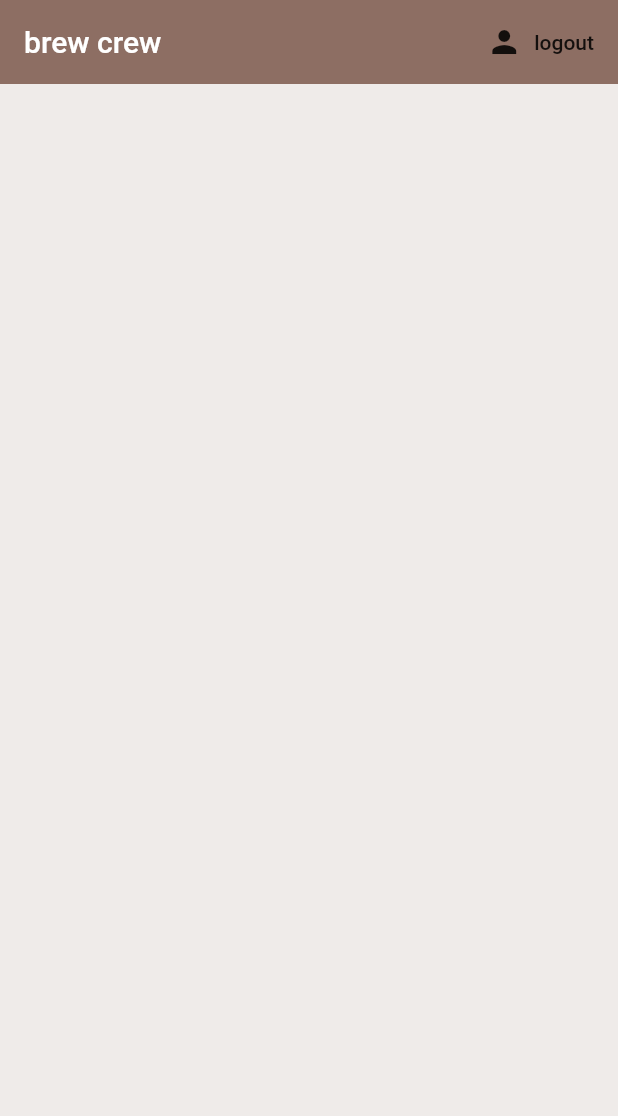
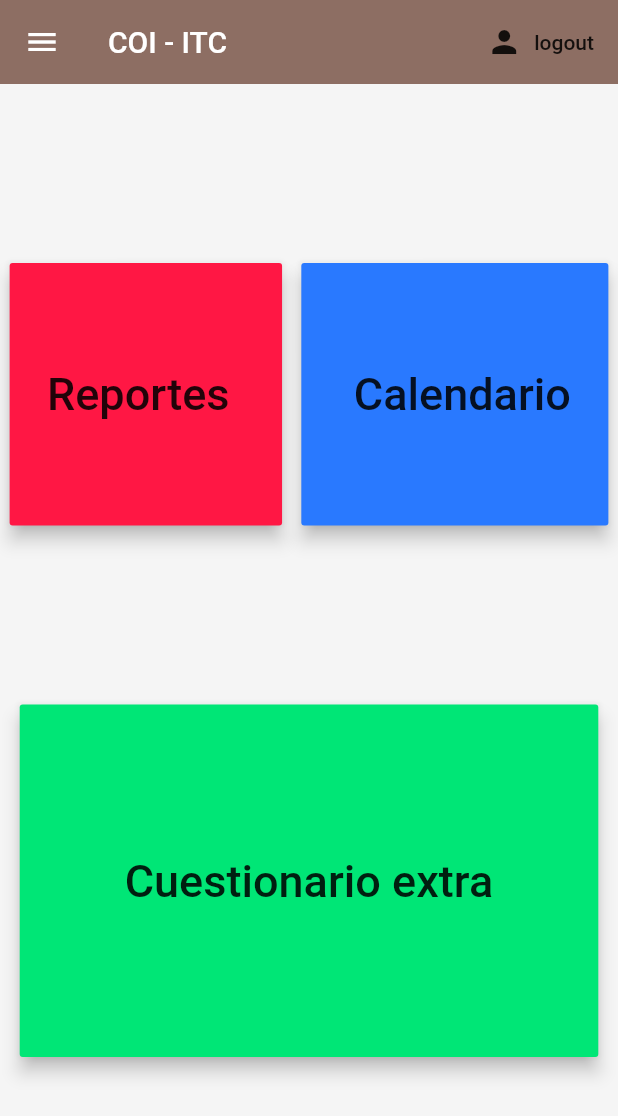
Before and after one commit to tomiapa/App-COI-ITC, a Flutter app: the screen it shows once a user with an empty profile is signed in, on a phone screen of 412 x 824 dp. Shown: the top 1116 px of the screen. Run offline on Flutter 3.47's test engine with Material 2 defaults, Android fonts, the phone set to English and light mode, and no system bars; our stand-ins replace firebase_auth, firebase_core; accounts and stored records are empty.

Commit message:
cuestionario agregado

```diff
--- a/lib/screens/home/home.dart
+++ b/lib/screens/home/home.dart
@@ -1,4 +1,5 @@
 import 'package:flutter/material.dart';
+import 'package:flutter_app/screens/cuestionario/cuestionario.dart';
 import 'package:flutter_app/screens/services/auth.dart';
 
 class Home extends StatelessWidget {
@@ -9,8 +10,36 @@ class Home extends StatelessWidget {
   Widget build(BuildContext context) {
     return Scaffold(
       backgroundColor: Colors.brown[50],
+      //===================================
+      //==============DRAWNER=================
+      //===================================
+      drawer: Drawer(
+        child: ListView(
+          children: [
+            UserAccountsDrawerHeader(
+              accountName: Text('Prueba COI'),
+              accountEmail: Text('ejemplo@mail.com'),
+              currentAccountPicture: CircleAvatar(
+                backgroundColor: Colors.grey[400],
+              ),
+              decoration: BoxDecoration(color: Colors.grey[350]),
+            ),
+            ListTile(
+              leading: Icon(Icons.assistant_photo),
+              title: Text('reportar error'),
+              onTap: (){
+                print('en proceso...');
+                proceso(context);
+              }
+            )
+          ],
+        ),
+      ),
+      //===================================
+      //==============APPBAR=================
+      //===================================
       appBar: AppBar(
-        title: Text('brew crew'),
+        title: Text('COI - ITC'),
         backgroundColor: Colors.brown[400],
         elevation: 0.0,
         actions: <Widget>[
@@ -23,6 +52,73 @@ class Home extends StatelessWidget {
           )
         ],
       ),
+      //===================================
+      //==============BODY=================
+      //===================================
+      body:
+      Container(
+        color: Colors.grey[100],
+        child: Column(
+          mainAxisAlignment: MainAxisAlignment.spaceEvenly,
+          children: <Widget>[
+            Row(
+              mainAxisAlignment: MainAxisAlignment.spaceAround,
+              children: [
+                RaisedButton(
+                  elevation: 5.0,
+                  color: Colors.redAccent[400],
+                  onPressed: () {
+                    print('en proceso');
+                    proceso(context);
+                  },
+                  child: Text('Reportes', style: TextStyle(fontSize: 30.0)),
+                  padding: EdgeInsets.fromLTRB(25.0, 70.0, 35.0, 70.0),
+                ),
+                RaisedButton(
+                  elevation: 5.0,
+                  color: Colors.blueAccent[400],
+                  onPressed: () {
+                    print('en proceso');
+                    proceso(context);
+                  },
+                  child: Text('Calendario', style: TextStyle(fontSize: 30.0)),
+                  padding: EdgeInsets.fromLTRB(35.0, 70.0, 25.0, 70.0),
+                ),
+              ],
+            ),
+            RaisedButton(
+              elevation: 5.0,
+              color: Colors.greenAccent[400],
+              onPressed: () {
+                print('cuestionario presionado');
+                Route route =MaterialPageRoute(builder: (bc) => Cuestionario());
+                Navigator.of(context).push(route);
+              },
+              child: Text('Cuestionario extra', style: TextStyle(fontSize: 30.0)),
+              padding: EdgeInsets.fromLTRB(70.0, 100.0, 70.0, 100.0),
+            )
+          ],
+        ),
+      ),
     );
   }
 }
+
+void proceso(context) {
+  showDialog(
+    context: context,
+    builder: (BuildContext context) {
+      return AlertDialog(
+        title: Text('En proceso!'),
+        content: Text('Esta aplicación está en etapa de pruebas. Esta función será implementada en el futuro'),
+        actions: [
+          RaisedButton(
+              onPressed: () {
+                Navigator.of(context).pop();
+              },
+              child: Text('Cerrar'))
+        ],
+      );
+    }
+  );
+}
```
Also changed, not shown: lib/screens/cuestionario/cuestionario.dart (added, +63 -0 lines), lib/screens/cuestionario/cuestionario2.dart (added, +76 -0 lines).
